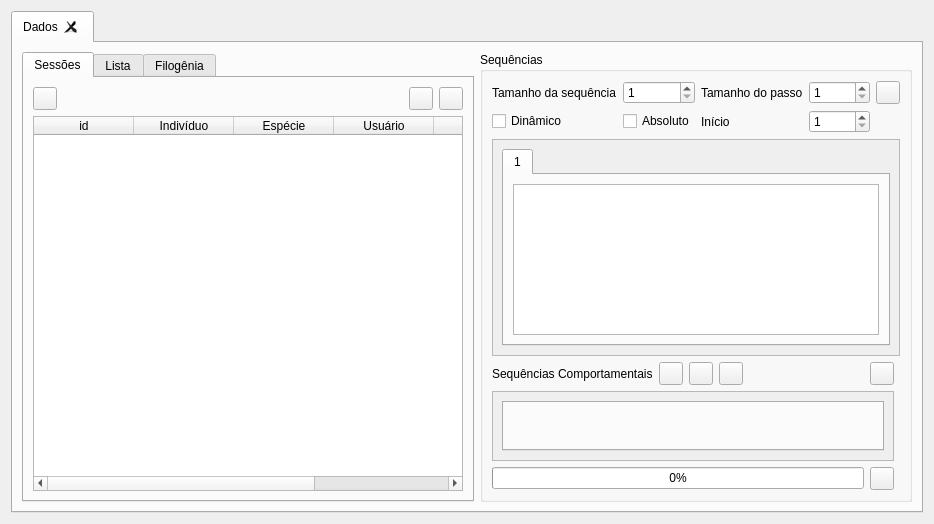
First picture: the form in Analysis/analysis.ui, repository gavaza/pacca, before the edit.
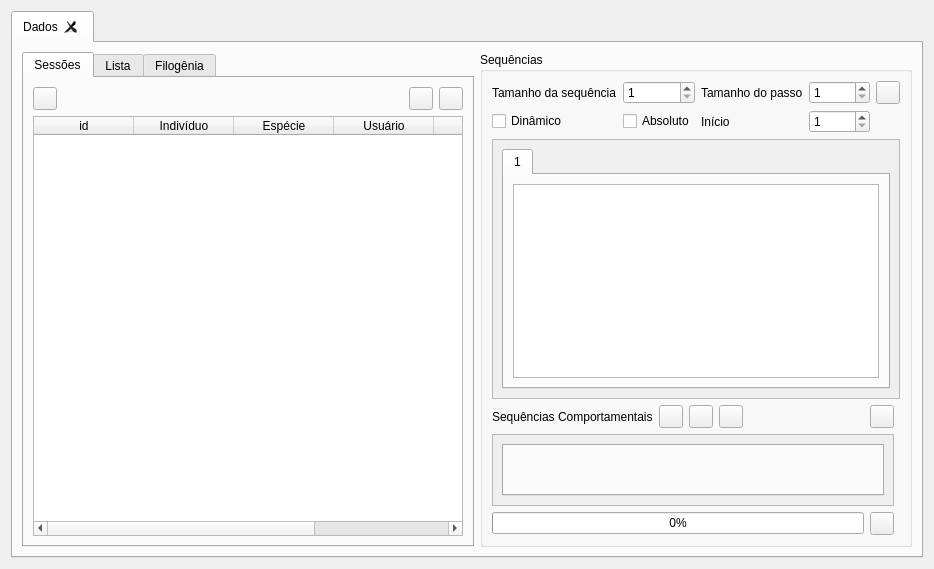
Second picture: the form after the edit. Icons and pictures are not drawn.

```diff
--- a/Analysis/analysis.ui
+++ b/Analysis/analysis.ui
@@ -38,6 +38,12 @@
          <layout class="QGridLayout" name="gridLayout_6">
           <item row="1" column="0" colspan="2">
            <widget class="QScrollArea" name="scrollArea">
+            <property name="sizePolicy">
+             <sizepolicy hsizetype="Expanding" vsizetype="Minimum">
+              <horstretch>0</horstretch>
+              <verstretch>0</verstretch>
+             </sizepolicy>
+            </property>
             <property name="widgetResizable">
              <bool>true</bool>
             </property>
@@ -200,6 +206,12 @@
              <layout class="QGridLayout" name="gridLayout_8">
               <item row="0" column="0">
                <widget class="QTabWidget" name="tabSeq">
+                <property name="sizePolicy">
+                 <sizepolicy hsizetype="Expanding" vsizetype="Minimum">
+                  <horstretch>0</horstretch>
+                  <verstretch>0</verstretch>
+                 </sizepolicy>
+                </property>
                 <property name="currentIndex">
                  <number>-1</number>
                 </property>
```
